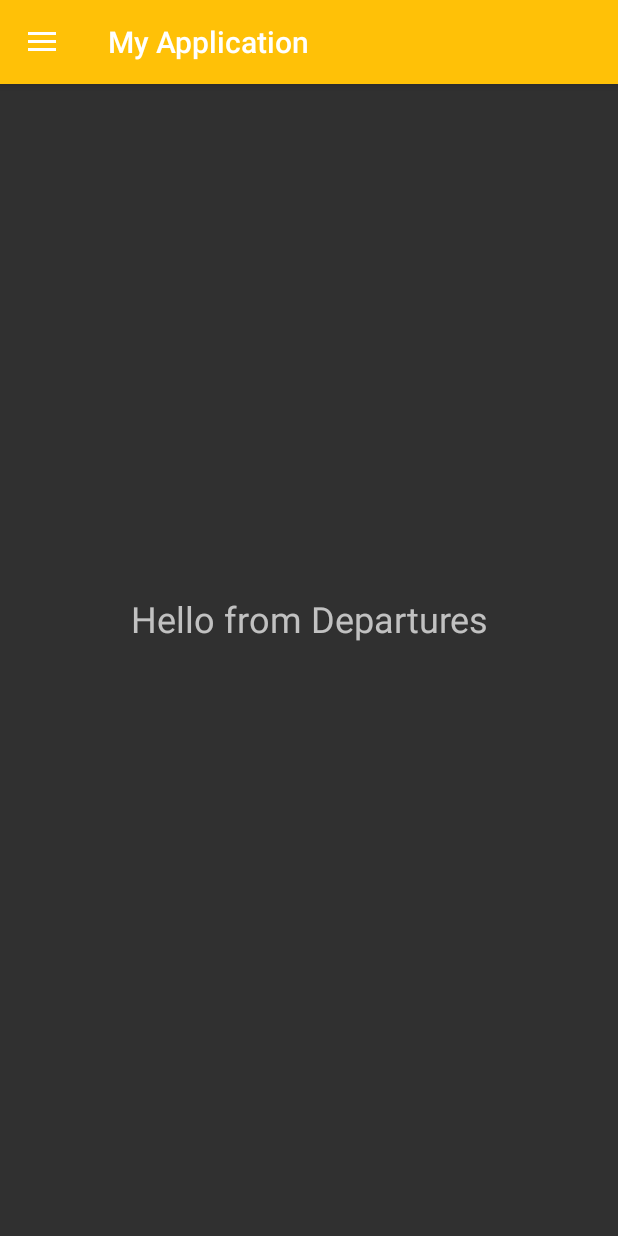
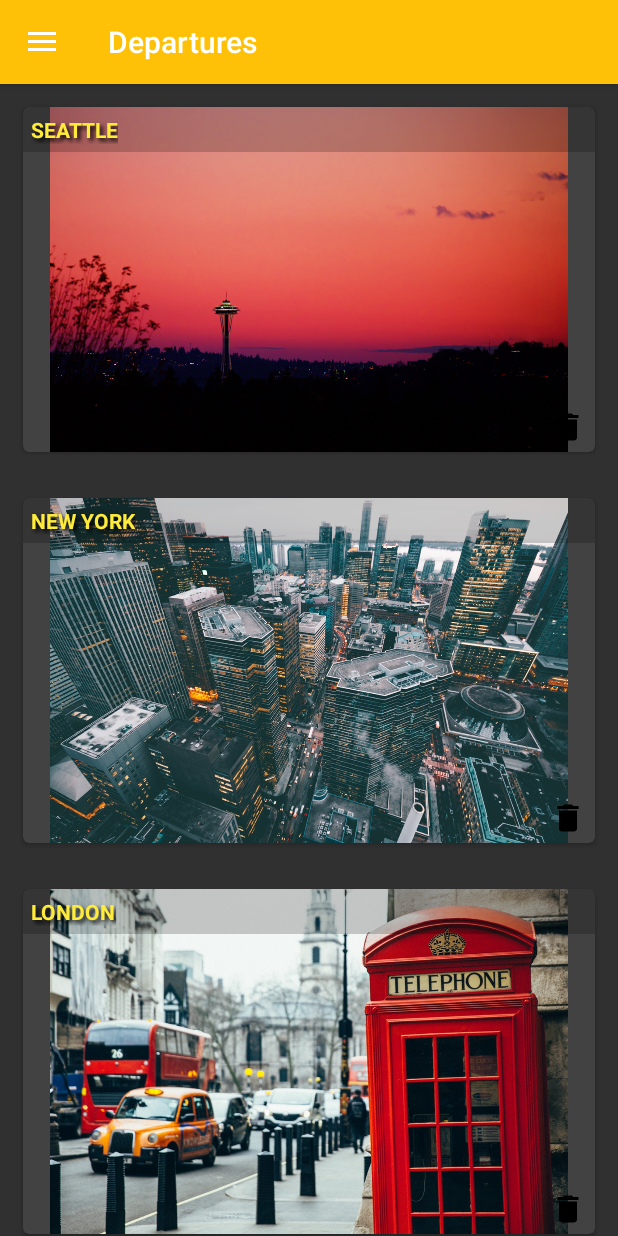
Before and after one commit to FranciscoJavierMartin/Demo-navigation-drawer-kotlin, an Android app: the screen it shows after launch (MainActivity), in the side drawer, after a tap on "Departures", on a phone screen of 412 x 824 dp. Run offline under Robolectric (Android 15) with nearby library versions, the phone set to English and light mode, and no system bars; our stand-ins replace Picasso.

Commit message:
Recycler view finished

```diff
--- /dev/null
+++ b/app/src/main/java/com/example/myapplication/adapters/FlightAdapter.kt
@@ -0,0 +1,36 @@
+package com.example.myapplication.adapters
+
+import android.support.v7.widget.RecyclerView
+import android.view.View
+import android.view.ViewGroup
+import com.example.myapplication.R
+import com.example.myapplication.inflate
+import com.example.myapplication.listeners.RecyclerFlightListener
+import com.example.myapplication.loadByResource
+import com.example.myapplication.models.Flight
+import kotlinx.android.synthetic.main.recycler_flight.view.*
+
+class FlightAdapter(private val flights: List<Flight>, private val listener: RecyclerFlightListener)
+    : RecyclerView.Adapter<FlightAdapter.ViewHolder>(){
+
+    override fun onCreateViewHolder(parent: ViewGroup, viewType: Int): ViewHolder =
+        ViewHolder(parent.inflate(R.layout.recycler_flight))
+
+    override fun onBindViewHolder(holder: ViewHolder, position: Int) =
+        holder.bind(flights[position], listener)
+
+    override fun getItemCount(): Int = flights.size
+
+    class ViewHolder(itemView: View): RecyclerView.ViewHolder(itemView){
+        fun bind(flight: Flight, listener: RecyclerFlightListener) = with(itemView){
+            textViewCity.text = flight.city
+            imageViewBg.loadByResource(flight.imgResource)
+
+            setOnClickListener {
+                listener.onClick(flight, adapterPosition)
+            }
+
+            buttonDelete.setOnClickListener { listener.onDelete(flight, adapterPosition) }
+        }
+    }
+}
--- a/app/src/main/java/com/example/myapplication/fragments/ArrivalsFragment.kt
+++ b/app/src/main/java/com/example/myapplication/fragments/ArrivalsFragment.kt
@@ -16,6 +16,7 @@ class ArrivalsFragment : Fragment() {
         savedInstanceState: Bundle?
     ): View? {
         // Inflate the layout for this fragment
+        activity?.setTitle(R.string.arrivals_fragment_title)
         return inflater.inflate(R.layout.fragment_arrivals, container, false)
     }
 
--- a/app/src/main/java/com/example/myapplication/fragments/DeparturesFragment.kt
+++ b/app/src/main/java/com/example/myapplication/fragments/DeparturesFragment.kt
@@ -2,22 +2,78 @@ package com.example.myapplication.fragments
 
 import android.os.Bundle
 import android.support.v4.app.Fragment
+import android.support.v7.widget.DefaultItemAnimator
+import android.support.v7.widget.LinearLayoutManager
+import android.support.v7.widget.RecyclerView
 import android.view.LayoutInflater
 import android.view.View
 import android.view.ViewGroup
 import com.example.myapplication.R
+import com.example.myapplication.adapters.FlightAdapter
+import com.example.myapplication.listeners.RecyclerFlightListener
+import com.example.myapplication.models.Flight
+import com.example.myapplication.toast
+import kotlinx.android.synthetic.main.fragment_departures.view.*
 
 
 class DeparturesFragment : Fragment() {
 
+    private val list: ArrayList<Flight> by lazy { getFlights() }
+    private lateinit var recycler: RecyclerView
+    private lateinit var adapter: FlightAdapter
+    private val layoutManager by lazy { LinearLayoutManager(context) }
 
     override fun onCreateView(
         inflater: LayoutInflater, container: ViewGroup?,
         savedInstanceState: Bundle?
     ): View? {
         // Inflate the layout for this fragment
-        return inflater.inflate(R.layout.fragment_departures, container, false)
+
+        activity?.setTitle(R.string.departures_fragment_title)
+
+        val rootView = inflater.inflate(R.layout.fragment_departures, container, false)
+
+        recycler = rootView.recyclerView as RecyclerView
+        setRecyclerView()
+
+        return rootView
     }
 
+    private fun getFlights(): ArrayList<Flight> =
+            object: ArrayList<Flight>() {
+                init {
+                    add(Flight(1,"Seattle", R.drawable.seattle))
+                    add(Flight(1,"New York", R.drawable.new_york))
+                    add(Flight(1,"London", R.drawable.london))
+                    add(Flight(1,"Seville", R.drawable.seville))
+                    add(Flight(1,"Venice", R.drawable.venice))
+                    add(Flight(1,"Athens", R.drawable.athens))
+                    add(Flight(1,"Toronto", R.drawable.toronto))
+                    add(Flight(1,"Dublin", R.drawable.dublin))
+                    add(Flight(1,"Caribbean", R.drawable.caribbean_sea))
+                }
+            }
+
+    private fun setRecyclerView(){
+        recycler.setHasFixedSize(true)
+        recycler.itemAnimator = DefaultItemAnimator()
+        recycler.layoutManager = layoutManager
+
+        adapter = (FlightAdapter(list, object: RecyclerFlightListener{
+
+            override fun onClick(flight: Flight, position: Int) {
+                activity?.toast("Let's go to ${flight.city}")
+            }
+
+            override fun onDelete(flight: Flight, position: Int) {
+                list.remove(flight)
+                adapter.notifyItemRemoved(position)
+                activity?.toast("${flight.city} has been removed")
+            }
+
+        }))
+
+        recycler.adapter = adapter
+    }
 
 }
--- a/app/src/main/java/com/example/myapplication/fragments/HomeFragment.kt
+++ b/app/src/main/java/com/example/myapplication/fragments/HomeFragment.kt
@@ -15,6 +15,8 @@ class HomeFragment : Fragment() {
         inflater: LayoutInflater, container: ViewGroup?,
         savedInstanceState: Bundle?
     ): View? {
+        activity?.setTitle(R.string.home_fragment_title)
+
         return inflater.inflate(R.layout.fragment_home, container, false)
     }
 
--- /dev/null
+++ b/app/src/main/java/com/example/myapplication/listeners/RecyclerFlightListener.kt
@@ -0,0 +1,9 @@
+package com.example.myapplication.listeners
+
+import com.example.myapplication.models.Flight
+
+interface RecyclerFlightListener {
+
+    fun onClick(flight: Flight, position: Int)
+    fun onDelete(flight: Flight, position: Int)
+}
--- a/app/src/main/res/layout/activity_main.xml
+++ b/app/src/main/res/layout/activity_main.xml
@@ -21,9 +21,8 @@
         <FrameLayout
                 android:id="@+id/container"
                 android:layout_width="match_parent"
-                android:layout_height="match_parent">
-
-        </FrameLayout>
+                android:layout_height="match_parent"
+                android:layout_marginTop="?attr/actionBarSize"/>
 
     </android.support.constraint.ConstraintLayout>
 
--- a/app/src/main/res/layout/fragment_departures.xml
+++ b/app/src/main/res/layout/fragment_departures.xml
@@ -6,19 +6,9 @@
         android:layout_height="match_parent"
         tools:context=".fragments.DeparturesFragment">
 
-    <TextView
-            android:layout_width="wrap_content"
-            android:layout_height="wrap_content"
-            android:text="@string/departures_fragment_hello"
-            app:layout_constraintEnd_toEndOf="parent"
-            android:layout_marginEnd="8dp"
-            app:layout_constraintStart_toStartOf="parent"
-            android:layout_marginStart="8dp"
-            android:layout_marginTop="8dp"
-            app:layout_constraintTop_toTopOf="parent"
-            android:layout_marginBottom="8dp"
-            app:layout_constraintBottom_toBottomOf="parent"
-            android:textAlignment="center"
-            android:textSize="24sp"/>
+    <android.support.v7.widget.RecyclerView
+        android:id="@+id/recyclerView"
+        android:layout_width="match_parent"
+        android:layout_height="match_parent"/>
 
 </android.support.constraint.ConstraintLayout>
```
Also changed, not shown: app/src/main/res/drawable/seattle.png (added).
